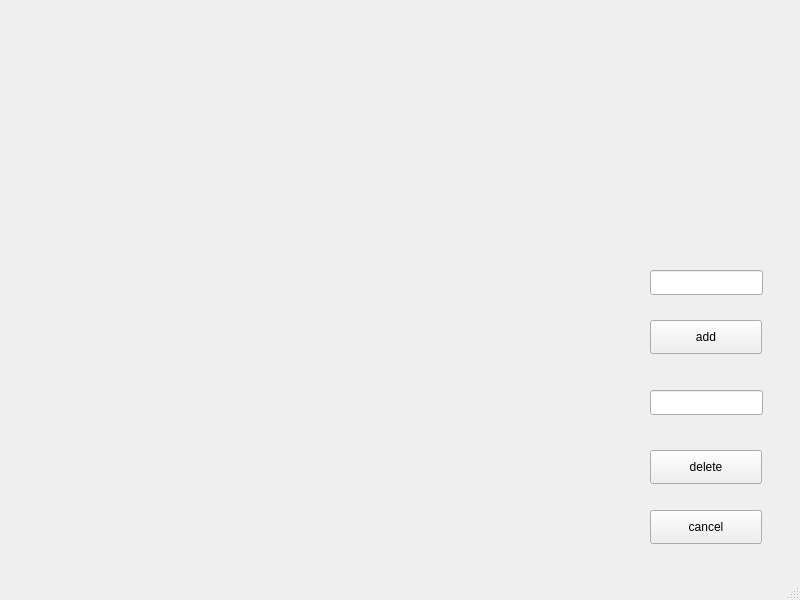
Dreamerryao/CPlusPlus-Project, file DSVis/WINDOW/mode1_display.ui: the form before one commit.
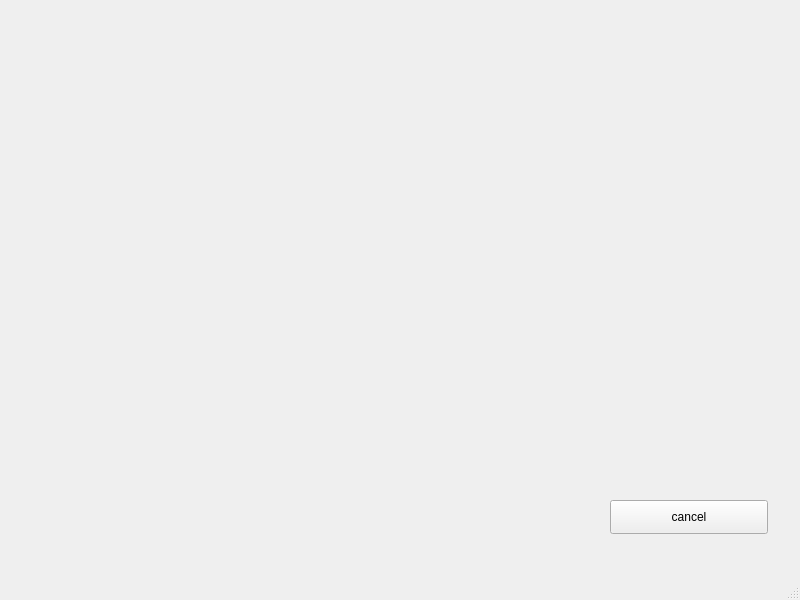
The form after the commit.

```diff
--- a/DSVis/WINDOW/mode1_display.ui
+++ b/DSVis/WINDOW/mode1_display.ui
@@ -14,25 +14,12 @@
    <string>MainWindow</string>
   </property>
   <widget class="QWidget" name="centralwidget">
-   <widget class="QPushButton" name="pushButton">
-    <property name="geometry">
-     <rect>
-      <x>650</x>
-      <y>510</y>
-      <width>112</width>
-      <height>34</height>
-     </rect>
-    </property>
-    <property name="text">
-     <string>cancel</string>
-    </property>
-   </widget>
    <widget class="QLabel" name="type">
     <property name="geometry">
      <rect>
-      <x>250</x>
+      <x>60</x>
       <y>20</y>
-      <width>271</width>
+      <width>691</width>
       <height>81</height>
      </rect>
     </property>
@@ -49,50 +36,17 @@
      <set>Qt::AlignCenter</set>
     </property>
    </widget>
-   <widget class="QPushButton" name="del_button">
+   <widget class="QPushButton" name="pushButton">
     <property name="geometry">
      <rect>
-      <x>650</x>
-      <y>450</y>
-      <width>112</width>
+      <x>610</x>
+      <y>500</y>
+      <width>158</width>
       <height>34</height>
      </rect>
     </property>
     <property name="text">
-     <string>delete</string>
-    </property>
-   </widget>
-   <widget class="QPushButton" name="add_button">
-    <property name="geometry">
-     <rect>
-      <x>650</x>
-      <y>320</y>
-      <width>112</width>
-      <height>34</height>
-     </rect>
-    </property>
-    <property name="text">
-     <string>add</string>
-    </property>
-   </widget>
-   <widget class="QLineEdit" name="addLineEdit">
-    <property name="geometry">
-     <rect>
-      <x>650</x>
-      <y>270</y>
-      <width>113</width>
-      <height>25</height>
-     </rect>
-    </property>
-   </widget>
-   <widget class="QLineEdit" name="delText">
-    <property name="geometry">
-     <rect>
-      <x>650</x>
-      <y>390</y>
-      <width>113</width>
-      <height>25</height>
-     </rect>
+     <string>cancel</string>
     </property>
    </widget>
   </widget>
```
Left out of the diff: 4 changed lines with no effect on the pictures.
